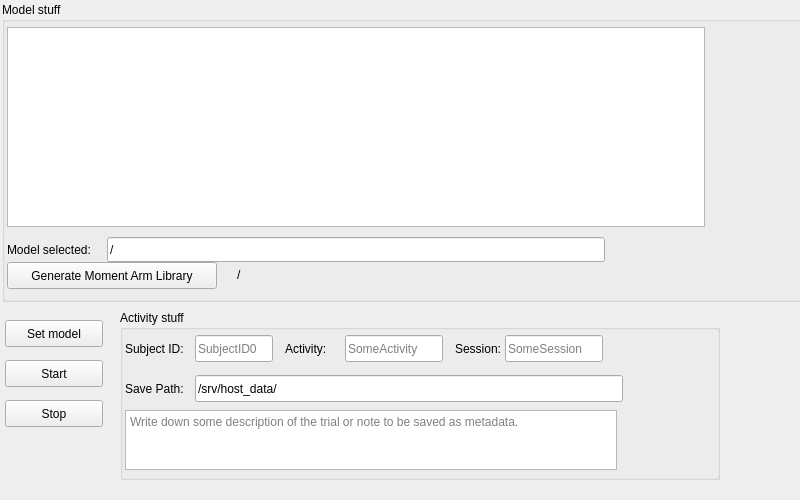
This is acquisition_state_machines/rqt_acquisition/resource/MyPlugin.ui in fbkl/rbm_core_ws as Qt 5 draws it before an edit. The edited form follows.
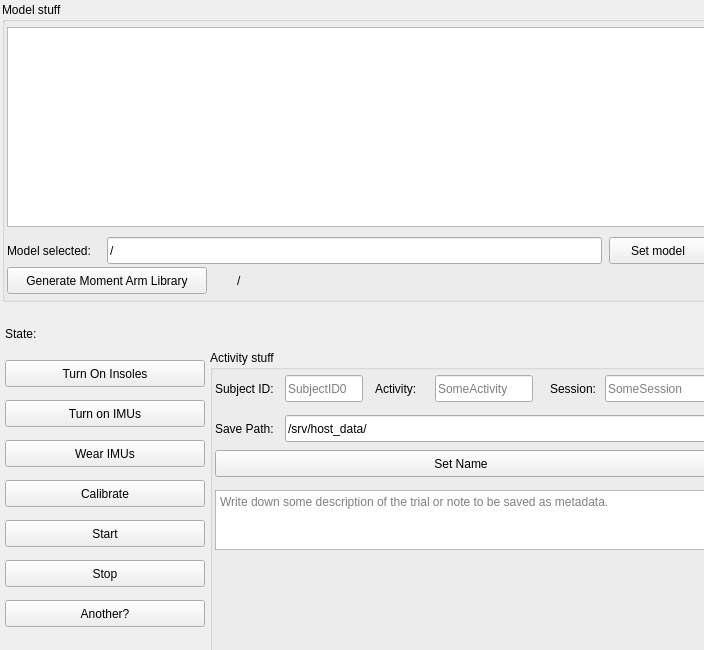
This is the edited form.

Commit message: closer to being ready for validation experiments

Diff of the .ui file:
```diff
--- a/acquisition_state_machines/rqt_acquisition/resource/MyPlugin.ui
+++ b/acquisition_state_machines/rqt_acquisition/resource/MyPlugin.ui
@@ -6,8 +6,8 @@
 			<rect>
 				<x>0</x>
 				<y>0</y>
-				<width>800</width>
-				<height>500</height>
+				<width>704</width>
+				<height>650</height>
 			</rect>
 		</property>
 		<property name="windowTitle">
@@ -21,7 +21,7 @@
 				<rect>
 					<x>2</x>
 					<y>2</y>
-					<width>810</width>
+					<width>710</width>
 					<height>300</height>
 				</rect>
 			</property>
@@ -42,7 +42,7 @@
 						<x>5</x>
 						<y>235</y>
 						<width>298</width>
-						<height>25</height>
+						<height>27</height>
 					</rect>
 				</property>
 				<property name="text">
@@ -54,20 +54,33 @@
 					<rect>
 						<x>105</x>
 						<y>235</y>
-						<width>498</width>
-						<height>25</height>
+						<width>495</width>
+						<height>27</height>
 					</rect>
 				</property>
 				<property name="text">
 					<string>/</string>
 				</property>
 			</widget>
+			<widget class="QPushButton" name="set_and_go_button">
+				<property name="geometry">
+					<rect>
+						<x>607</x>
+						<y>235</y>
+						<width>98</width>
+						<height>27</height>
+					</rect>
+				</property>
+				<property name="text">
+					<string>Set model</string>
+				</property>
+			</widget>
 			<widget class="QPushButton" name="generate_lib_moment_arm_button">
 				<property name="geometry">
 					<rect>
 						<x>5</x>
-						<y>260</y>
-						<width>210</width>
+						<y>265</y>
+						<width>200</width>
 						<height>27</height>
 					</rect>
 				</property>
@@ -79,9 +92,9 @@
 				<property name="geometry">
 					<rect>
 						<x>235</x>
-						<y>260</y>
+						<y>265</y>
 						<width>500</width>
-						<height>25</height>
+						<height>27</height>
 					</rect>
 				</property>
 				<property name="text">
@@ -89,25 +102,85 @@
 				</property>
 			</widget>
 		</widget>
-		<widget class="QPushButton" name="set_and_go_button">
+		<widget class="QLabel" name="current_state_text">
 			<property name="geometry">
 				<rect>
 					<x>5</x>
 					<y>320</y>
-					<width>98</width>
+					<width>500</width>
 					<height>27</height>
 				</rect>
 			</property>
 			<property name="text">
-				<string>Set model</string>
+				<string>State:</string>
 			</property>
 		</widget>
-		<widget class="QPushButton" name="start_button">
+		
+
+		<widget class="QPushButton" name="turn_on_insoles_button">
 			<property name="geometry">
 				<rect>
 					<x>5</x>
 					<y>360</y>
-					<width>98</width>
+					<width>200</width>
+					<height>27</height>
+				</rect>
+			</property>
+			<property name="text">
+				<string>Turn On Insoles</string>
+			</property>
+		</widget>
+
+
+
+
+
+
+		<widget class="QPushButton" name="turn_on_button">
+			<property name="geometry">
+				<rect>
+					<x>5</x>
+					<y>400</y>
+					<width>200</width>
+					<height>27</height>
+				</rect>
+			</property>
+			<property name="text">
+				<string>Turn on IMUs</string>
+			</property>
+		</widget>
+		<widget class="QPushButton" name="don_button">
+			<property name="geometry">
+				<rect>
+					<x>5</x>
+					<y>440</y>
+					<width>200</width>
+					<height>27</height>
+				</rect>
+			</property>
+			<property name="text">
+				<string>Wear IMUs</string>
+			</property>
+		</widget>
+		<widget class="QPushButton" name="calibrate_button">
+			<property name="geometry">
+				<rect>
+					<x>5</x>
+					<y>480</y>
+					<width>200</width>
+					<height>27</height>
+				</rect>
+			</property>
+			<property name="text">
+				<string>Calibrate</string>
+			</property>
+		</widget>
+		<widget class="QPushButton" name="start_button">
+			<property name="geometry">
+				<rect>
+					<x>5</x>
+					<y>520</y>
+					<width>200</width>
 					<height>27</height>
 				</rect>
 			</property>
@@ -119,8 +192,8 @@
 			<property name="geometry">
 				<rect>
 					<x>5</x>
-					<y>400</y>
-					<width>98</width>
+					<y>560</y>
+					<width>200</width>
 					<height>27</height>
 				</rect>
 			</property>
@@ -128,6 +201,21 @@
 				<string>Stop</string>
 			</property>
 		</widget>
+		
+		<widget class="QPushButton" name="another_button">
+			<property name="geometry">
+				<rect>
+					<x>5</x>
+					<y>600</y>
+					<width>200</width>
+					<height>27</height>
+				</rect>
+			</property>
+			<property name="text">
+				<string>Another?</string>
+			</property>
+		</widget>
+		
 
 		<widget class="QGroupBox" name="activity_group">
 			<property name="title">
@@ -135,10 +223,10 @@
 			</property>
 			<property name="geometry">
 				<rect>
-					<x>120</x>
-					<y>310</y>
-					<width>600</width>
-					<height>170</height>
+					<x>210</x>
+					<y>350</y>
+					<width>502</width>
+					<height>320</height>
 				</rect>
 			</property>
 
@@ -171,7 +259,7 @@
 			<widget class="QLabel" name="session_label">
 				<property name="geometry">
 					<rect>
-						<x>335</x>
+						<x>340</x>
 						<y>25</y>
 						<width>48</width>
 						<height>27</height>
@@ -210,9 +298,9 @@
 			<widget class="QLineEdit" name="session_name">
 				<property name="geometry">
 					<rect>
-						<x>385</x>
+						<x>395</x>
 						<y>25</y>
-						<width>98</width>
+						<width>102</width>
 						<height>27</height>
 					</rect>
 				</property>
@@ -239,7 +327,7 @@
 					<rect>
 						<x>75</x>
 						<y>65</y>
-						<width>428</width>
+						<width>423</width>
 						<height>27</height>
 					</rect>
 				</property>
@@ -250,13 +338,26 @@
 					<string>/srv/host_data/</string>
 				</property>
 			</widget>
-
-
-			<widget class="QTextEdit" name="description">
+			<widget class="QPushButton" name="do_set_name_button">
 				<property name="geometry">
 					<rect>
 						<x>5</x>
 						<y>100</y>
+						<width>492</width>
+						<height>27</height>
+					</rect>
+				</property>
+				<property name="text">
+					<string>Set Name</string>
+				</property>
+			</widget>
+
+
+			<widget class="QTextEdit" name="description">
+				<property name="geometry">
+					<rect>
+						<x>5</x>
+						<y>140</y>
 						<width>492</width>
 						<height>60</height>
 					</rect>
```
The commit also changes 2 other files.
